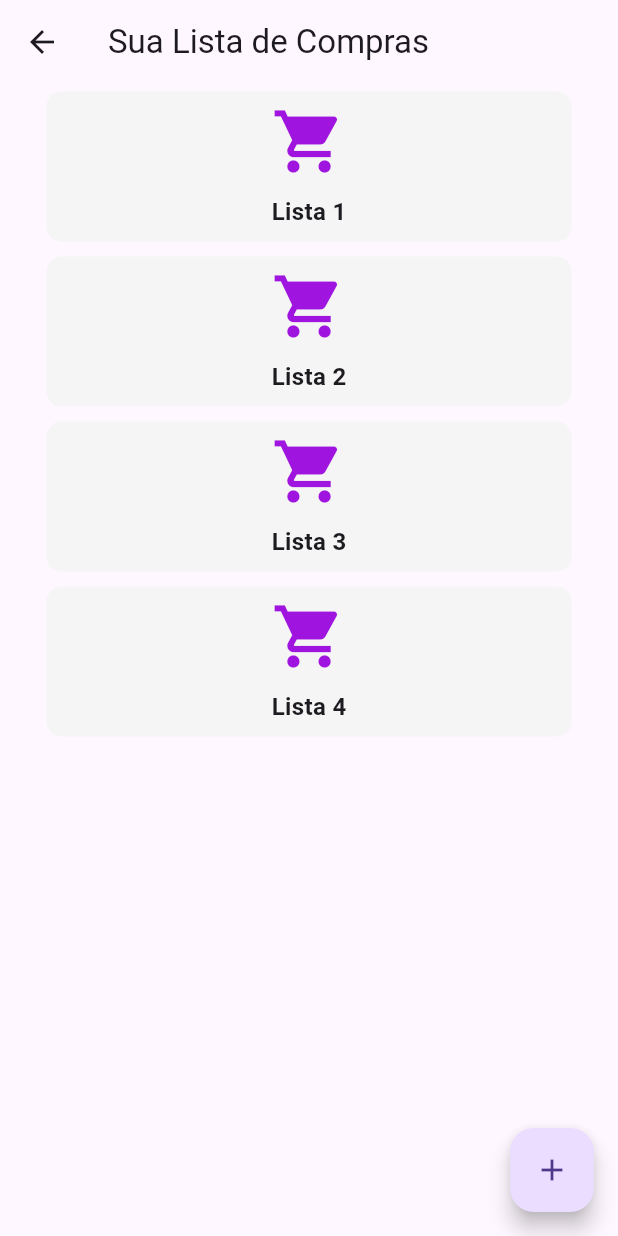
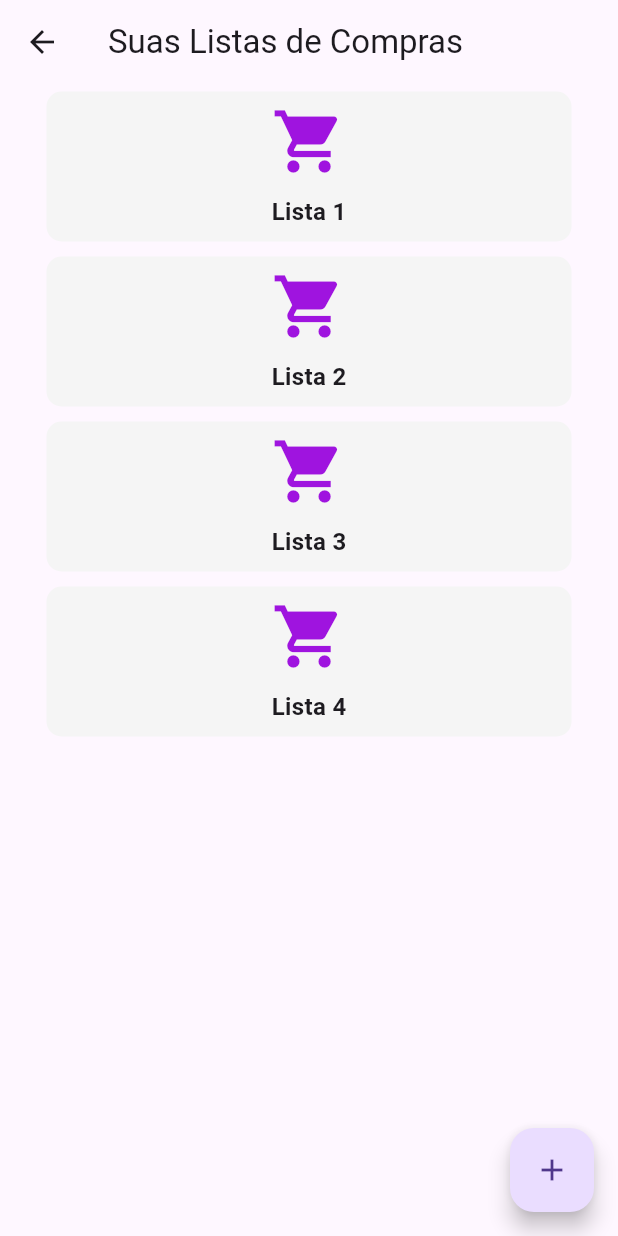
Before and after one commit to LoboThalita/lista_de_compras, a Flutter app: the CentralView screen opened directly, on a phone screen of 412 x 824 dp. Run offline on Flutter 3.47's test engine with Material 3 defaults, Android fonts, the phone set to English and light mode, and no system bars; our stand-ins replace device_preview; network calls fail.

Commit message:
Ajustes BD

```diff
--- a/lib/View/central_view.dart
+++ b/lib/View/central_view.dart
@@ -18,7 +18,7 @@ class _CentralViewState extends State<CentralView> {
   Widget build(BuildContext context) {
     return Scaffold(
       appBar: AppBar(
-        title: const Text('Sua Lista de Compras'),
+        title: const Text('Suas Listas de Compras'),
       ),
       body: ListView.builder(
         itemCount: listaDeNomes.length,
--- a/lib/simula_bd.dart
+++ b/lib/simula_bd.dart
@@ -2,6 +2,14 @@ class SimulaBD {
   static List<String> listaDeNomes = ['Lista 1', 'Lista 2', 'Lista 3', 'Lista 4'];
   static String email = 'adm@gmail.com';
   static String senha = '123';
+
+
+//refatorar todo o BD para essa lsita dinamica
+  static List<List<dynamic>> listas = [
+    ['Lista 1', ['Item 1', 'Item 2', 'Item 3']],
+    ['Lista 2', ['Item A', 'Item B', 'Item C']],
+    ['Lista 3', ['Item X', 'Item Y', 'Item Z']],
+  ];
 
   static void adicionarLista(String nome) {
     listaDeNomes.add(nome);
```
